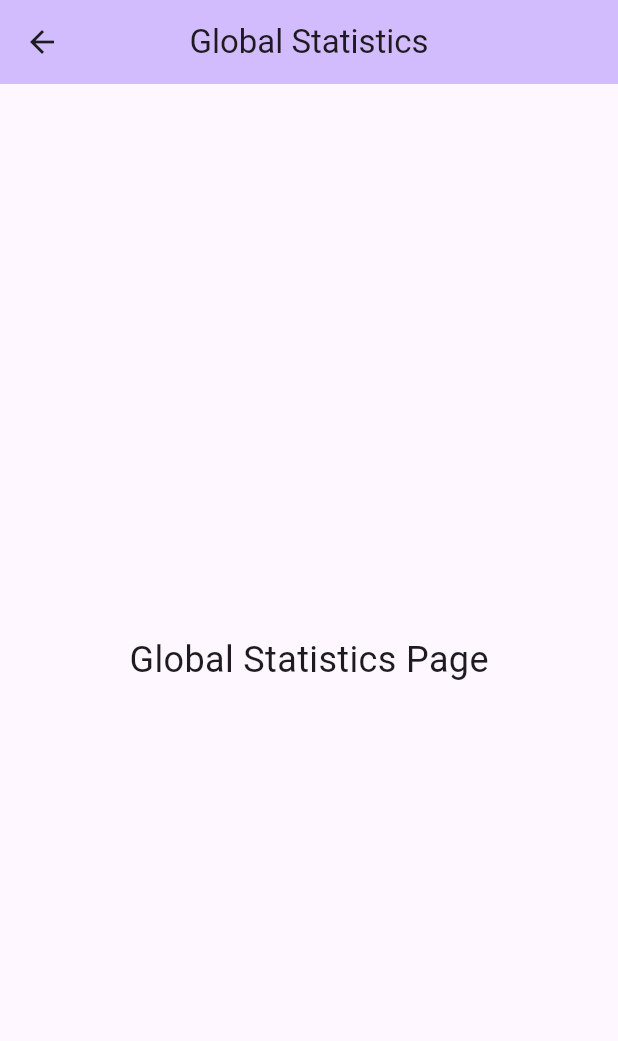
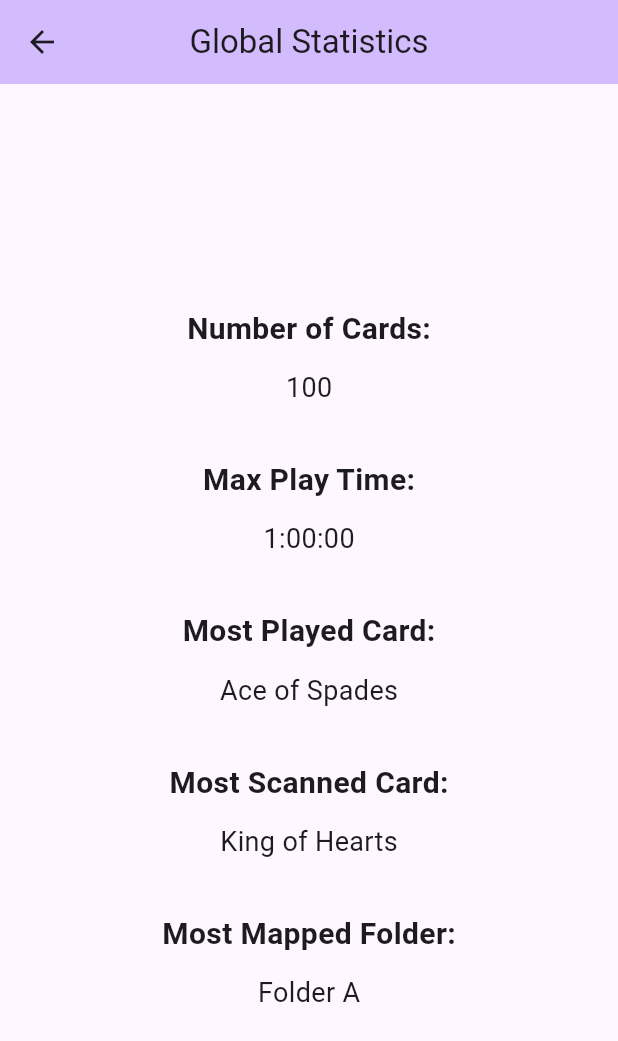
Before and after one commit to jouwana/MusicBoard, a Flutter app: the GlobalStatisticsPage screen opened by its route, on a phone screen of 412 x 824 dp. Shown: the top 1041 px of the screen. Run offline on Flutter 3.47's test engine with Material 3 defaults, Android fonts, the phone set to English and light mode, and no system bars; our stand-ins replace flutter_bluetooth_serial.

Commit message:
designed global and card statistic pages

```diff
--- a/app/control_app/lib/global_stats.dart
+++ b/app/control_app/lib/global_stats.dart
@@ -1,22 +1,74 @@
 import 'package:flutter/material.dart';
 
-class GlobalStatisticsPage extends StatelessWidget {
-  const GlobalStatisticsPage({super.key});
+class GlobalStatisticsPage extends StatefulWidget {
+  const GlobalStatisticsPage({Key? key}) : super(key: key);
+
+  @override
+  _GlobalStatisticsPageState createState() => _GlobalStatisticsPageState();
+}
+
+class _GlobalStatisticsPageState extends State<GlobalStatisticsPage> {
+  late int numberOfCards;
+  late Duration maxPlayTime;
+  late String mostPlayedCard;
+  late String mostScannedCard;
+  late String mostMappedFolder;
+
+  @override
+  void initState() {
+    // Initialize values for the statistics
+    numberOfCards = 100; // Sample number of cards
+    maxPlayTime = Duration(seconds: 3600); // Sample max play time: 1 hour
+    mostPlayedCard = 'Ace of Spades'; // Sample most played card
+    mostScannedCard = 'King of Hearts'; // Sample most scanned card
+    mostMappedFolder = 'Folder A'; // Sample most mapped folder
+    super.initState();
+  }
 
   @override
   Widget build(BuildContext context) {
+    double screenHeight = MediaQuery.of(context).size.height;
+    double columnHeight = screenHeight * 0.6; // 50% of screen height
+
     return Scaffold(
       appBar: AppBar(
         title: const Text('Global Statistics'),
         centerTitle: true,
         backgroundColor: Theme.of(context).colorScheme.inversePrimary,
       ),
-      body: const Center(
-        child: Text(
-          'Global Statistics Page',
-          style: TextStyle(fontSize: 24),
+      body: Center(
+        child: SizedBox(
+        height: columnHeight,
+        child: Center(
+         child: Column(
+          mainAxisAlignment: MainAxisAlignment.spaceEvenly,
+          children: [
+            Text('Number of Cards:', style: TextStyle(fontSize: 20,fontWeight: FontWeight.bold)),
+            Text(numberOfCards.toString(), style: TextStyle(fontSize: 18)),
+            SizedBox(height: 10),
+            Text('Max Play Time:', style: TextStyle(fontSize: 20,fontWeight: FontWeight.bold)),
+            Text(_formatDuration(maxPlayTime), style: TextStyle(fontSize: 18)),
+            SizedBox(height: 10),
+            Text('Most Played Card:', style: TextStyle(fontSize: 20,fontWeight: FontWeight.bold)),
+            Text(mostPlayedCard, style: TextStyle(fontSize: 18)),
+            SizedBox(height: 10),
+            Text('Most Scanned Card:', style: TextStyle(fontSize: 20,fontWeight: FontWeight.bold)),
+            Text(mostScannedCard, style: TextStyle(fontSize: 18)),
+            SizedBox(height: 10),
+            Text('Most Mapped Folder:', style: TextStyle(fontSize: 20,fontWeight: FontWeight.bold)),
+            Text(mostMappedFolder, style: TextStyle(fontSize: 18)),
+          ],
         ),
       ),
+    ),
+    ),
     );
   }
+
+  String _formatDuration(Duration duration) {
+    int hours = duration.inHours;
+    int minutes = duration.inMinutes.remainder(60);
+    int seconds = duration.inSeconds.remainder(60);
+    return '$hours:${minutes.toString().padLeft(2, '0')}:${seconds.toString().padLeft(2, '0')}';
+  }
 }
```
Also changed, not shown: app/control_app/lib/card_pages/card_stats.dart (+48 -6 lines).
